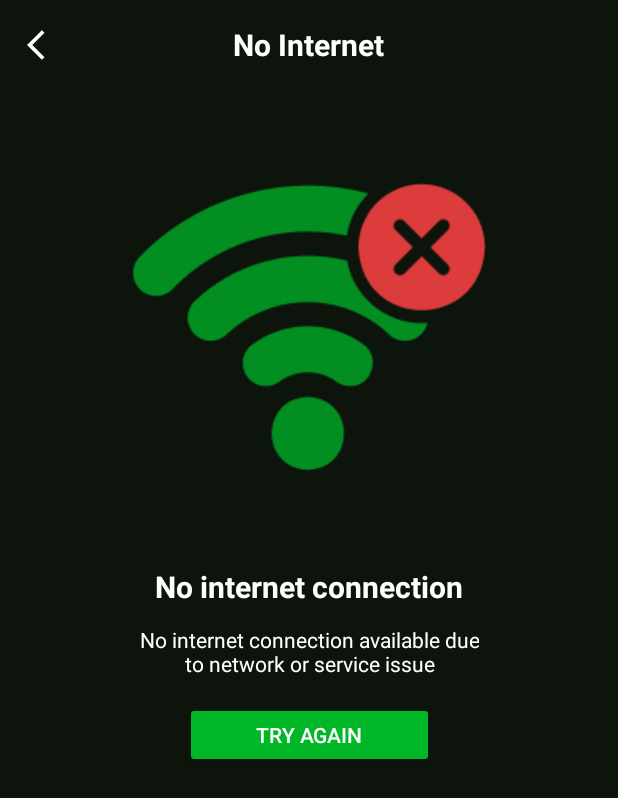
After one commit to thainguyen2301/hataki_ghost_detector, an Android app: the ErrorConnectionActivity screen opened directly, with no data from a screen before it, on a phone screen of 412 x 824 dp. The commit adds this screen. Shown: the top 798 px of the screen. Run offline under Robolectric (Android 15) with nearby library versions, the phone set to English and light mode, and no system bars; our stand-ins replace Dagger/Hilt's generated code, data binding.

Commit message:
[Add]: PrivacyPolicyActivity Screen and ErrorConnectionActivity Screen

```diff
--- a/app/src/main/AndroidManifest.xml
+++ b/app/src/main/AndroidManifest.xml
@@ -8,6 +8,7 @@
     <uses-permission android:name="android.permission.CAMERA" />
     <uses-permission android:name="android.permission.INTERNET" />
     <uses-permission android:name="android.permission.RECORD_AUDIO" />
+    <uses-permission android:name="android.permission.ACCESS_NETWORK_STATE" />
 
     <application
         android:name=".App"
@@ -36,6 +37,8 @@
         <activity android:name=".ui.permission.RequestPermissionActivity" />
         <activity android:name=".ui.setting.SettingActivity" />
         <activity android:name=".ui.language.LanguageActivity" />
+        <activity android:name=".ui.privacy.PrivacyPolicyActivity" />
+        <activity android:name=".ui.internet.ErrorConnectionActivity" />
     </application>
 
 </manifest>
--- /dev/null
+++ b/app/src/main/java/com/hataki/ghostdetector/data/repository/network/NetworkRepository.kt
@@ -0,0 +1,11 @@
+package com.hataki.ghostdetector.data.repository.network
+
+import kotlinx.coroutines.flow.Flow
+
+interface NetworkRepository {
+    fun observeNetwork(): Flow<Boolean>
+
+    fun registerNetworkChange(): Result<Unit>
+
+    fun unRegisterNetworkChange(): Result<Unit>
+}
--- a/app/src/main/java/com/hataki/ghostdetector/di/AppModule.kt
+++ b/app/src/main/java/com/hataki/ghostdetector/di/AppModule.kt
@@ -6,6 +6,7 @@ import com.hataki.ghostdetector.data.framework.evp.EVPRecorderManager
 import com.hataki.ghostdetector.data.framework.sensor.SensorDetectManager
 import com.hataki.ghostdetector.data.local.DataStoreManager
 import com.hataki.ghostdetector.data.remote.ApiService
+import com.hataki.ghostdetector.data.system.network.NetworkManager
 import dagger.Module
 import dagger.Provides
 import dagger.hilt.InstallIn
@@ -52,4 +53,9 @@ object AppModule {
     @Singleton
     fun provideDataStoreManager(@ApplicationContext context: Context): DataStoreManager =
         DataStoreManager(context)
+
+    @Provides
+    @Singleton
+    fun provideNetworkManager(@ApplicationContext context: Context): NetworkManager =
+        NetworkManager(context)
 }
--- a/app/src/main/java/com/hataki/ghostdetector/ui/base/BaseActivity.kt
+++ b/app/src/main/java/com/hataki/ghostdetector/ui/base/BaseActivity.kt
@@ -2,16 +2,23 @@ package com.hataki.ghostdetector.ui.base
 
 import android.os.Bundle
 import android.widget.Toast
+import androidx.activity.viewModels
 import androidx.appcompat.app.AppCompatActivity
 import androidx.databinding.DataBindingUtil
 import androidx.lifecycle.ViewModelProvider
+import androidx.lifecycle.lifecycleScope
 import androidx.viewbinding.ViewBinding
+import com.hataki.ghostdetector.ui.internet.ErrorConnectionActivity
+import kotlinx.coroutines.delay
+import kotlinx.coroutines.launch
 
 abstract class BaseActivity<VM : BaseViewModel, VB : ViewBinding> : AppCompatActivity() {
     protected lateinit var binding: VB
     protected val viewModel: VM by lazy {
         ViewModelProvider(this)[viewModelClass()]
     }
+
+    private val networkViewModel: NetworkViewModel by viewModels()
 
     override fun onCreate(savedInstanceState: Bundle?) {
         super.onCreate(savedInstanceState)
@@ -28,10 +35,19 @@ abstract class BaseActivity<VM : BaseViewModel, VB : ViewBinding> : AppCompatAct
         viewModel.errorMessage.observe(this) { msg ->
             msg?.let { Toast.makeText(this, it, Toast.LENGTH_SHORT).show() }
         }
+
     }
 
     override fun onResume() {
         super.onResume()
+        lifecycleScope.launch {
+            networkViewModel.isNetworkConnected.collect { isConnected ->
+                delay(500)
+                if (!isConnected && this@BaseActivity !is ErrorConnectionActivity) {
+                    ErrorConnectionActivity.open(this@BaseActivity)
+                }
+            }
+        }
         onResumeImpl()
     }
 
--- /dev/null
+++ b/app/src/main/java/com/hataki/ghostdetector/ui/base/NetworkViewModel.kt
@@ -0,0 +1,25 @@
+package com.hataki.ghostdetector.ui.base
+
+import androidx.lifecycle.viewModelScope
+import com.hataki.ghostdetector.data.repository.network.NetworkRepository
+import dagger.hilt.android.lifecycle.HiltViewModel
+import jakarta.inject.Inject
+import kotlinx.coroutines.flow.MutableStateFlow
+import kotlinx.coroutines.flow.StateFlow
+import kotlinx.coroutines.launch
+
+@HiltViewModel
+class NetworkViewModel @Inject constructor(
+    private var networkRepository: NetworkRepository
+) : BaseViewModel() {
+    private val _isNetworkConnected = MutableStateFlow(true)
+    val isNetworkConnected: StateFlow<Boolean> = _isNetworkConnected
+
+    init {
+        viewModelScope.launch {
+            networkRepository.observeNetwork().collect { status ->
+                _isNetworkConnected.value = status
+            }
+        }
+    }
+}
--- /dev/null
+++ b/app/src/main/java/com/hataki/ghostdetector/ui/internet/ErrorConnectionActivity.kt
@@ -0,0 +1,35 @@
+package com.hataki.ghostdetector.ui.internet
+
+import android.content.Context
+import android.content.Intent
+import com.hataki.ghostdetector.R
+import com.hataki.ghostdetector.databinding.ActivityErrorConnectionBinding
+import com.hataki.ghostdetector.ui.base.BaseActivity
+import dagger.hilt.android.AndroidEntryPoint
+
+@AndroidEntryPoint
+class ErrorConnectionActivity :
+    BaseActivity<ErrorConnectionViewModel, ActivityErrorConnectionBinding>() {
+    companion object {
+        fun open(context: Context) {
+            context.startActivity(Intent(context, ErrorConnectionActivity::class.java))
+        }
+    }
+
+    override fun getLayoutResource(): Int = R.layout.activity_error_connection
+
+    override fun viewModelClass(): Class<ErrorConnectionViewModel> =
+        ErrorConnectionViewModel::class.java
+
+    override fun onCreateImpl() {
+        binding.btnBack.setOnClickListener {
+            onBackPressedDispatcher.onBackPressed()
+        }
+        binding.btnRetry.setOnClickListener {
+            onBackPressedDispatcher.onBackPressed()
+        }
+    }
+
+    override fun onResumeImpl() {
+    }
+}
--- /dev/null
+++ b/app/src/main/java/com/hataki/ghostdetector/ui/internet/ErrorConnectionViewModel.kt
@@ -0,0 +1,9 @@
+package com.hataki.ghostdetector.ui.internet
+
+import com.hataki.ghostdetector.ui.base.BaseViewModel
+import dagger.hilt.android.lifecycle.HiltViewModel
+import javax.inject.Inject
+
+@HiltViewModel
+class ErrorConnectionViewModel @Inject constructor() : BaseViewModel() {
+}
--- a/app/src/main/java/com/hataki/ghostdetector/ui/setting/SettingActivity.kt
+++ b/app/src/main/java/com/hataki/ghostdetector/ui/setting/SettingActivity.kt
@@ -12,6 +12,7 @@ import com.hataki.ghostdetector.databinding.ActivitySettingBinding
 import com.hataki.ghostdetector.ui.base.BaseActivity
 import com.hataki.ghostdetector.ui.common.FeedbackBottomSheet
 import com.hataki.ghostdetector.ui.language.LanguageActivity
+import com.hataki.ghostdetector.ui.privacy.PrivacyPolicyActivity
 import dagger.hilt.android.AndroidEntryPoint
 
 @AndroidEntryPoint
@@ -66,7 +67,7 @@ class SettingActivity : BaseActivity<SettingViewModel, ActivitySettingBinding>()
             }
 
             R.id.item_privacy -> {
-
+                PrivacyPolicyActivity.open(this@SettingActivity)
             }
         }
     }
--- /dev/null
+++ b/app/src/main/res/layout/activity_error_connection.xml
@@ -0,0 +1,93 @@
+<?xml version="1.0" encoding="utf-8"?>
+<layout xmlns:android="http://schemas.android.com/apk/res/android"
+    xmlns:app="http://schemas.android.com/apk/res-auto">
+
+    <androidx.constraintlayout.widget.ConstraintLayout
+        android:layout_width="match_parent"
+        android:layout_height="match_parent"
+        android:background="#0C140C">
+
+        <androidx.constraintlayout.widget.ConstraintLayout
+            android:id="@+id/toolbar"
+            android:layout_width="0dp"
+            android:layout_height="60dp"
+            app:layout_constraintEnd_toEndOf="parent"
+            app:layout_constraintStart_toStartOf="parent"
+            app:layout_constraintTop_toTopOf="parent">
+
+            <androidx.appcompat.widget.AppCompatImageView
+                android:id="@+id/btn_back"
+                android:layout_width="60dp"
+                android:layout_height="60dp"
+                android:padding="18dp"
+                android:src="@drawable/ic_arrow_back_white"
+                app:layout_constraintBottom_toBottomOf="parent"
+                app:layout_constraintStart_toStartOf="parent"
+                app:layout_constraintTop_toTopOf="parent" />
+
+            <androidx.appcompat.widget.AppCompatTextView
+                android:layout_width="wrap_content"
+                android:layout_height="wrap_content"
+                android:text="@string/no_internet"
+                android:textColor="@color/white"
+                android:textSize="20sp"
+                android:textStyle="bold"
+                app:layout_constraintBottom_toBottomOf="parent"
+                app:layout_constraintEnd_toEndOf="parent"
+                app:layout_constraintHorizontal_bias="0.498"
+                app:layout_constraintStart_toStartOf="parent"
+                app:layout_constraintTop_toTopOf="parent"
+                app:layout_constraintVertical_bias="0.484" />
+        </androidx.constraintlayout.widget.ConstraintLayout>
+
+        <androidx.appcompat.widget.AppCompatImageView
+            android:id="@+id/ic_wifi_error"
+            android:layout_width="wrap_content"
+            android:layout_height="wrap_content"
+            android:layout_marginTop="24dp"
+            android:src="@drawable/ic_wifi_error"
+            app:layout_constraintEnd_toEndOf="parent"
+            app:layout_constraintStart_toStartOf="parent"
+            app:layout_constraintTop_toBottomOf="@+id/toolbar" />
+
+        <androidx.appcompat.widget.AppCompatTextView
+            android:id="@+id/no_internet_title"
+            android:layout_width="wrap_content"
+            android:layout_height="wrap_content"
+            android:layout_marginTop="25dp"
+            android:text="@string/no_internet_connection"
+            android:textColor="@color/white"
+            android:textSize="20sp"
+            android:textStyle="bold"
+            app:layout_constraintEnd_toEndOf="parent"
+            app:layout_constraintStart_toStartOf="parent"
+            app:layout_constraintTop_toBottomOf="@+id/ic_wifi_error" />
+
+        <androidx.appcompat.widget.AppCompatTextView
+            android:id="@+id/no_internet_description"
+            android:layout_width="wrap_content"
+            android:layout_height="wrap_content"
+            android:layout_marginTop="12dp"
+            android:gravity="center"
+            android:text="@string/no_internet_description"
+            android:textColor="@color/white"
+            android:textSize="14sp"
+            app:layout_constraintEnd_toEndOf="parent"
+            app:layout_constraintStart_toStartOf="parent"
+            app:layout_constraintTop_toBottomOf="@+id/no_internet_title" />
+
+        <androidx.appcompat.widget.AppCompatButton
+            android:id="@+id/btn_retry"
+            android:layout_width="166dp"
+            android:layout_height="44dp"
+            android:layout_marginTop="16dp"
+            android:backgroundTint="#00B728"
+            android:text="@string/try_again"
+            android:textColor="@android:color/white"
+            app:cornerRadius="8dp"
+            app:layout_constraintEnd_toEndOf="parent"
+            app:layout_constraintStart_toStartOf="parent"
+            app:layout_constraintTop_toBottomOf="@id/no_internet_description"
+            app:layout_goneMarginTop="52dp" />
+    </androidx.constraintlayout.widget.ConstraintLayout>
+</layout>
--- a/app/src/main/res/values/strings.xml
+++ b/app/src/main/res/values/strings.xml
@@ -38,4 +38,9 @@
     <string name="your_subject">Your subject</string>
     <string name="feedback">Feedback</string>
     <string name="setting">Setting</string>
+    <string name="privacy_policy">Privacy Policy</string>
+    <string name="no_internet">No Internet</string>
+    <string name="no_internet_connection">No internet connection</string>
+    <string name="no_internet_description">No internet connection available due\nto network or service issue</string>
+    <string name="try_again">Try Again</string>
 </resources>
```
Also changed, not shown: app/src/main/java/com/hataki/ghostdetector/App.kt (+16 -1 lines), app/src/main/java/com/hataki/ghostdetector/data/repository/network/NetworkRepositoryImpl.kt (added, +18 -0 lines), app/src/main/java/com/hataki/ghostdetector/data/system/network/NetworkManager.kt (added, +49 -0 lines), app/src/main/java/com/hataki/ghostdetector/di/DataModule.kt (+8 -0 lines), app/src/main/java/com/hataki/ghostdetector/ui/privacy/PrivacyPolicyActivity.kt (added, +31 -0 lines), app/src/main/java/com/hataki/ghostdetector/ui/privacy/PrivacyPolicyViewModel.kt (added, +9 -0 lines), app/src/main/res/layout/activity_privacy_policy.xml (added, +44 -0 lines), app/src/main/res/layout/item_setting.xml (+7 -7 lines), app/src/main/res/drawable/ic_wifi_error.png (added).
